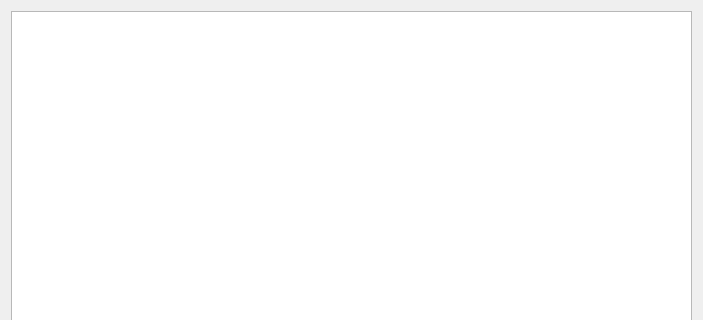
The window that forms/dlgstrlinfo.ui (eugene-pa/armdncqt) describes before a commit, drawn with Qt 5; both pictures show x 0 to 703 and y 0 to 320 of the 703 by 462 pixel window.
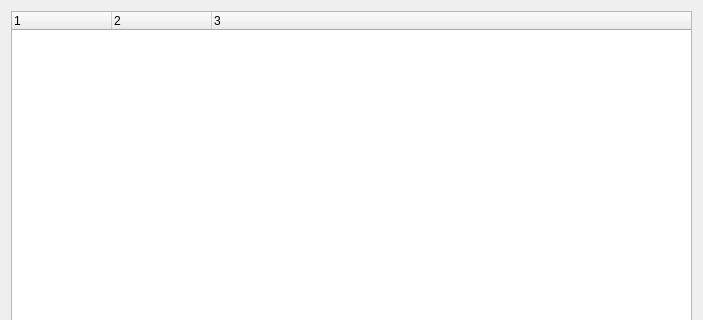
The same window after the commit.

```diff
--- a/forms/dlgstrlinfo.ui
+++ b/forms/dlgstrlinfo.ui
@@ -14,9 +14,6 @@
    <string>Dialog</string>
   </property>
   <layout class="QGridLayout" name="gridLayout">
-   <item row="0" column="0">
-    <widget class="QTableView" name="tableStrl"/>
-   </item>
    <item row="1" column="0">
     <widget class="QDialogButtonBox" name="buttonBox">
      <property name="orientation">
@@ -27,6 +24,28 @@
      </property>
     </widget>
    </item>
+   <item row="0" column="0">
+    <widget class="QTreeWidget" name="treeStrl">
+     <property name="columnCount">
+      <number>3</number>
+     </property>
+     <column>
+      <property name="text">
+       <string notr="true">1</string>
+      </property>
+     </column>
+     <column>
+      <property name="text">
+       <string notr="true">2</string>
+      </property>
+     </column>
+     <column>
+      <property name="text">
+       <string notr="true">3</string>
+      </property>
+     </column>
+    </widget>
+   </item>
   </layout>
  </widget>
  <resources/>
```
